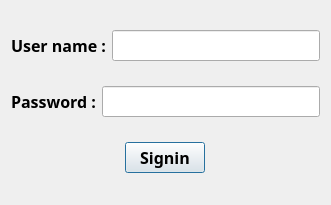
sravsnaina/login, file signin_dialog.ui: the form before one commit.
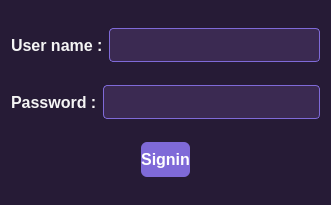
The form after the commit.

What changed in the file:
```diff
--- a/signin_dialog.ui
+++ b/signin_dialog.ui
@@ -12,8 +12,8 @@
   </property>
   <property name="font">
    <font>
-    <family>Arial Black</family>
-    <pointsize>12</pointsize>
+    <family>Segoe UI</family>
+    <pointsize>11</pointsize>
     <weight>75</weight>
     <bold>true</bold>
    </font>
@@ -25,13 +25,72 @@
    <enum>Qt::LeftToRight</enum>
   </property>
   <property name="styleSheet">
-   <string notr="true">QWidget {
-    background: qlineargradient(
-        x1:0, y1:0, x2:0, y2:1,
-        stop:0 #6A4B8A,
-        stop:1 #4B3869
-    );
-}</string>
+   <string notr="true">/* MAIN BACKGROUND */
+QWidget {
+    background-color: #261b36;
+    color: #f5f5f5;
+    font-family: &quot;Segoe UI&quot;;
+    font-size: 11pt;   /* Base size */
+}
+
+/* LABELS */
+QLabel {
+    color: #f5f5f5;
+    font-size: 12pt;       /* bigger labels */
+    font-weight: 600;      /* semi-bold, not heavy */
+
+}
+
+/* INPUTS */
+QLineEdit,
+QComboBox,
+QDateEdit,
+QTextEdit {
+    background-color: #3b2a52;
+    border: 1px solid #7f6ad8;
+    border-radius: 4px;
+    padding: 6px;
+    font-size: 11pt;       /* input text slightly smaller */
+    color: #ffffff;
+}
+
+/* FOCUS STYLE */
+QLineEdit:focus,
+QComboBox:focus,
+QDateEdit:focus,
+QTextEdit:focus {
+    border: 1px solid #f1c40f;
+    outline: none;
+}
+
+/* BUTTON */
+QPushButton {
+    background-color: #7f6ad8;
+    color: white;
+    font-size: 12pt;       /* bigger button text */
+    font-weight: 700;
+    border-radius: 6px;
+    padding: 8px 0;
+    border: none;
+}
+
+QPushButton:hover {
+    background-color: #9b82ff;
+}
+
+QPushButton:pressed {
+    background-color: #5e4ab0;
+}
+
+/* ERROR LABELS */
+QLabel#errorUsernameLabel,
+QLabel#errorPasswordLabel,
+QLabel#errorEmailLabel {
+    color: #ff6b6b;
+    font-size: 9pt;        /* small hint text */
+    font-weight: normal;
+}
+</string>
   </property>
   <layout class="QVBoxLayout" name="verticalLayout">
    <item>
```
